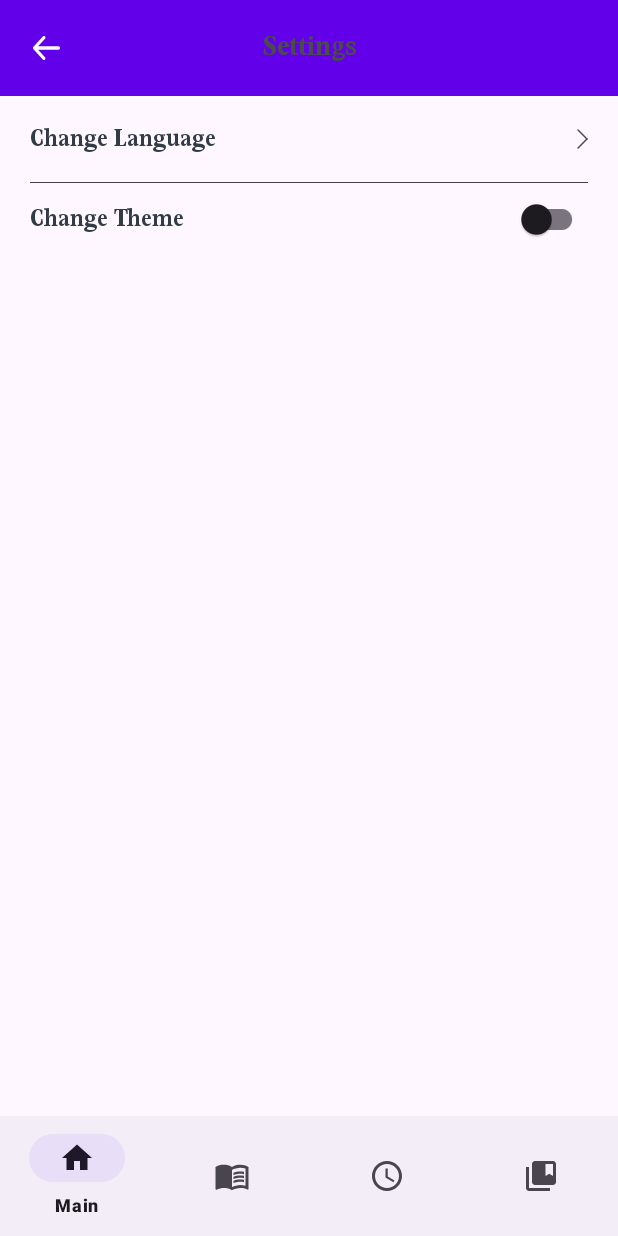
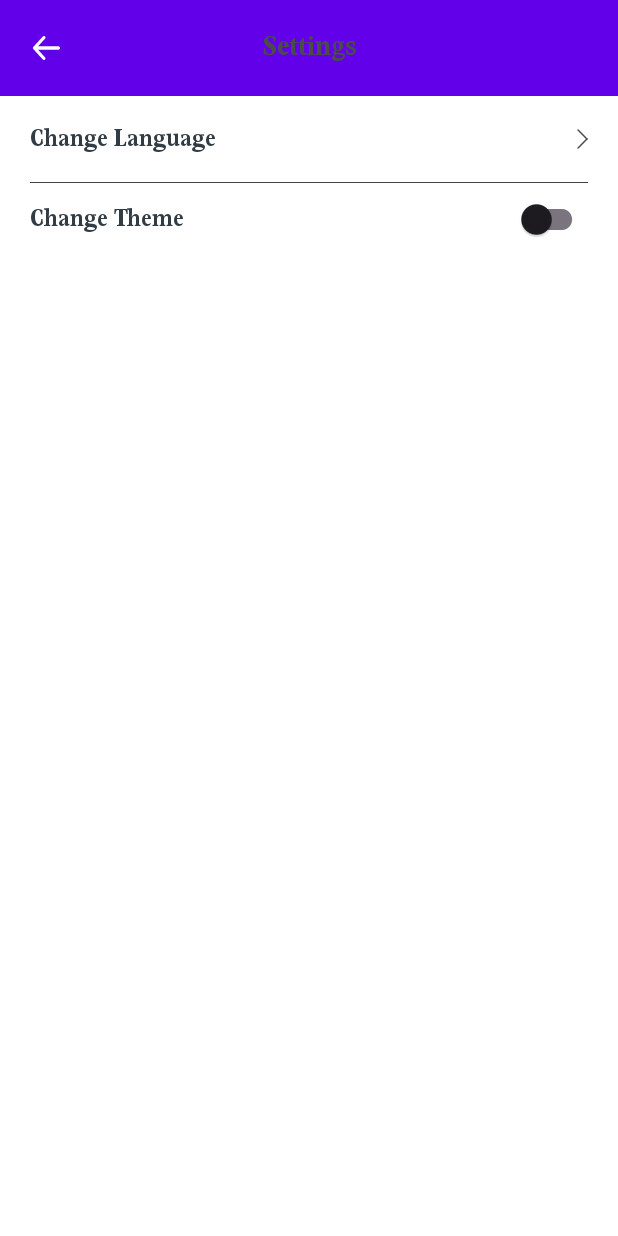
Before and after one commit to nurkholiswakhid/DicodingEventsTracker2, an Android app: the MainActivity screen opened directly, with no data from a screen before it, after a tap on "Language Settings", on a phone screen of 412 x 824 dp. Run offline under Robolectric (Android 15) with nearby library versions, the phone set to English and light mode, and no system bars; our stand-ins replace Dagger/Hilt's generated code, Picasso, Shimmer, navigation-ui; pictures from the network do not load.

Commit message:
Initial commit

```diff
--- a/app/src/main/java/com/dicodingeventstracker/domain/home/MainActivity.kt
+++ b/app/src/main/java/com/dicodingeventstracker/domain/home/MainActivity.kt
@@ -1,24 +1,58 @@
 package com.dicodingeventstracker.domain.home
 
 import android.os.Bundle
+import android.view.View
+import android.view.WindowManager
 import androidx.activity.viewModels
 import androidx.appcompat.app.AppCompatActivity
 import androidx.appcompat.app.AppCompatDelegate
 import androidx.lifecycle.lifecycleScope
+import androidx.navigation.NavController
+import androidx.navigation.fragment.NavHostFragment
+import androidx.navigation.ui.setupWithNavController
 import com.dicodingeventstracker.R
+import com.dicodingeventstracker.databinding.ActivityMainBinding
 import com.dicodingeventstracker.domain.viewmodels.SettingThemeViewModel
 import dagger.hilt.android.AndroidEntryPoint
 import kotlinx.coroutines.launch
 
 @AndroidEntryPoint
 class MainActivity : AppCompatActivity() {
+
+    private lateinit var binding: ActivityMainBinding
+    private lateinit var navController: NavController
     private val themeViewModel: SettingThemeViewModel by viewModels()
 
     override fun onCreate(savedInstanceState: Bundle?) {
         super.onCreate(savedInstanceState)
-        setContentView(R.layout.activity_main)
+        setTheme(R.style.Theme_DicodingEventsTracker)
+        binding = ActivityMainBinding.inflate(layoutInflater)
+        setContentView(binding.root)
 
-        // Observe theme settings using Flow
+        setupNavigation()
+        observeTheme()
+    }
+
+    private fun setupNavigation() {
+        val navHostFragment = supportFragmentManager
+            .findFragmentById(R.id.nav_host_container) as NavHostFragment
+        navController = navHostFragment.navController
+        window.setSoftInputMode(WindowManager.LayoutParams.SOFT_INPUT_ADJUST_NOTHING)
+
+        binding.bottomNavView.setupWithNavController(navController)
+
+        navController.addOnDestinationChangedListener { _, destination, _ ->
+            when (destination.id) {
+                R.id.homeFragment,
+                R.id.upcomingEventsFragment,
+                R.id.pastEventsFragment,
+                R.id.favoriteEventsFragment -> binding.bottomNavView.visibility = View.VISIBLE
+                else -> binding.bottomNavView.visibility = View.GONE
+            }
+        }
+    }
+
+    private fun observeTheme() {
         lifecycleScope.launch {
             themeViewModel.themeSetting.collect { isDarkModeActive ->
                 AppCompatDelegate.setDefaultNightMode(
@@ -28,4 +62,8 @@ class MainActivity : AppCompatActivity() {
             }
         }
     }
+
+    override fun onSupportNavigateUp(): Boolean {
+        return navController.navigateUp() || super.onSupportNavigateUp()
+    }
 }
--- a/app/src/main/res/layout/activity_splash_screen.xml
+++ b/app/src/main/res/layout/activity_splash_screen.xml
@@ -5,7 +5,8 @@
     android:id="@+id/main"
     android:layout_width="match_parent"
     android:layout_height="match_parent"
-    tools:context=".domain.Splashscreen.SplashScreenActivity">
+    android:background="?attr/backgroundColor"
+    tools:context=".domain.splashscreen.SplashScreenActivity">
 
     <ImageView
         android:id="@+id/main_logo_image"
@@ -13,6 +14,7 @@
         android:layout_height="231dp"
         android:layout_margin="12dp"
         android:src="@drawable/dicoding_logo"
+        android:contentDescription="@string/app_name"
         app:layout_constraintBottom_toBottomOf="parent"
         app:layout_constraintEnd_toEndOf="parent"
         app:layout_constraintStart_toStartOf="parent"
@@ -24,6 +26,7 @@
         android:layout_height="wrap_content"
         android:text="@string/app_name"
         android:textSize="18sp"
+        android:textColor="?attr/colorOnBackground"
         app:layout_constraintEnd_toEndOf="parent"
         app:layout_constraintHorizontal_bias="0.406"
         app:layout_constraintStart_toStartOf="parent"
--- a/app/src/main/res/values-night/themes.xml
+++ b/app/src/main/res/values-night/themes.xml
@@ -13,5 +13,9 @@
         <item name="colorOnSecondary">@color/black</item>
         <!-- Status bar color. -->
         <item name="android:statusBarColor" tools:targetApi="l">?attr/colorPrimaryVariant</item>
+        <!-- Splash screen specific -->
+        <item name="android:windowBackground">@color/black</item>
+        <item name="backgroundColor">@color/black</item>
+        <item name="colorOnBackground">@color/white</item>
     </style>
 </resources>
--- a/app/src/main/res/values/themes.xml
+++ b/app/src/main/res/values/themes.xml
@@ -15,6 +15,9 @@
         <!-- Status bar color. -->
         <item name="android:statusBarColor" tools:targetApi="l">?attr/colorPrimaryVariant</item>
         <!-- Customize your theme here. -->
+        <item name="android:windowBackground">@color/white</item>
+        <item name="backgroundColor">@color/white</item>
+        <item name="colorOnBackground">@color/black</item>
 
     </style>
 
```
Also changed, not shown: app/src/main/java/com/dicodingeventstracker/domain/Splashscreen/SplashScreenActivity.kt (+31 -5 lines).
